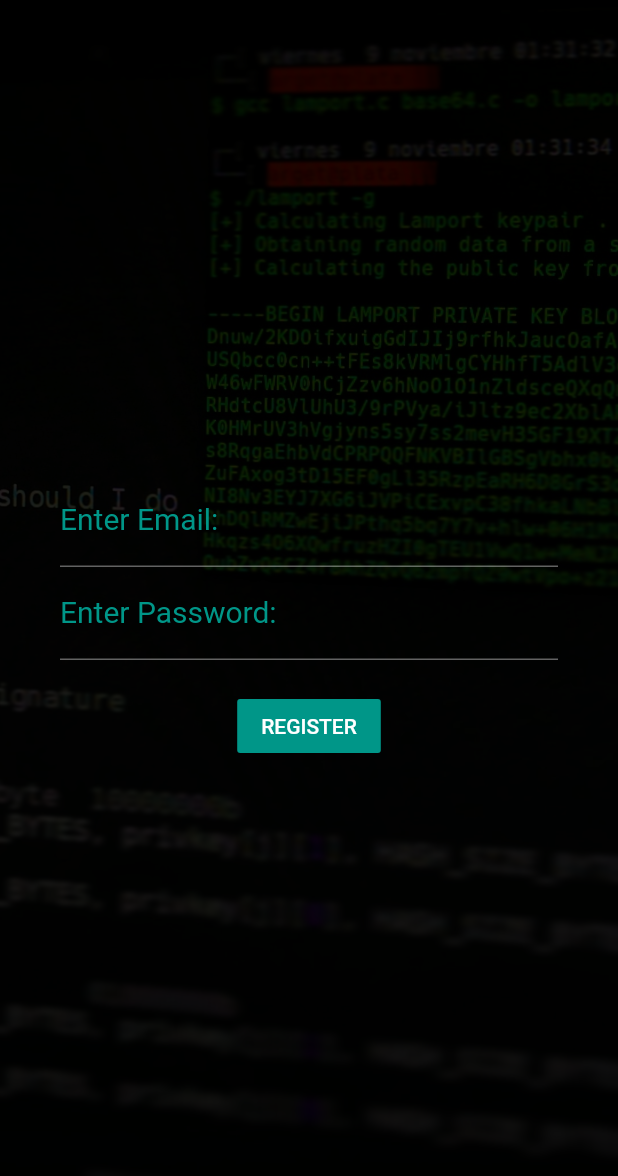
After one commit to Dharmin8/social_app, a Flutter app: the Login screen opened directly, after a tap on "REGISTER", on a phone screen of 412 x 824 dp. The commit adds this screen. Shown: the top 1176 px of the screen. Run offline on Flutter 3.47's test engine with Material 2 defaults, Android fonts, the phone set to English and light mode, and no system bars; our stand-ins replace firebase_auth; accounts and stored records are empty.

Commit message:
login Navigator added. MaterialPageRouting context forwarding on

```diff
--- /dev/null
+++ b/lib/Setup/Pages/home.dart
@@ -0,0 +1,17 @@
+import 'package:flutter/material.dart';
+
+class Home extends StatefulWidget {
+  @override
+  _HomeState createState() => _HomeState();
+}
+
+class _HomeState extends State<Home> {
+  @override
+  Widget build(BuildContext context) {
+    return Scaffold(
+      appBar: AppBar(
+        title: Text("LoginScreen"),
+      ),
+    );
+  }
+}
--- a/lib/app_home.dart
+++ b/lib/app_home.dart
@@ -4,6 +4,7 @@ import 'package:social_app/view_search.dart';
 import 'package:social_app/view_home.dart';
 import 'package:social_app/view_favorite.dart';
 import 'package:social_app/view_profile.dart';
+import 'package:social_app/login_page.dart';
 
 class AppHome extends StatefulWidget {
   @override
@@ -86,6 +87,19 @@ class _AppHomeState extends State<AppHome> with SingleTickerProviderStateMixin {
           new Person(),
         ],
       ),
+      floatingActionButton: new FloatingActionButton.extended(
+        backgroundColor: Colors.cyan,
+        icon: Icon(Icons.add),
+        label: Text('Register'),
+        onPressed: () {
+          Navigator.push(
+            context,
+            new MaterialPageRoute(
+              builder: (BuildContext context) => new Login(),
+            ),
+          );
+        },
+      ),
     );
   }
 }
--- /dev/null
+++ b/lib/login_page.dart
@@ -0,0 +1,103 @@
+import 'package:flutter/material.dart';
+import 'package:firebase_auth/firebase_auth.dart';
+import 'package:social_app/Setup/Pages/home.dart';
+
+class Login extends StatefulWidget {
+  @override
+  State createState() => new _LoginState();
+}
+
+class _LoginState extends State<Login> {
+  String _email, _password;
+  final _emailController = TextEditingController();
+  final _passwordController = TextEditingController();
+
+  final GlobalKey<FormState> _formKey = GlobalKey<FormState>();
+
+  @override
+  Widget build(BuildContext context) {
+    return new Scaffold(
+      backgroundColor: Colors.black,
+      body: new Stack(
+        key: _formKey,
+        fit: StackFit.expand,
+        children: <Widget>[
+          new Image(
+            image: new AssetImage("media/background_img.jpg"),
+            fit: BoxFit.cover,
+            color: Colors.black87,
+            colorBlendMode: BlendMode.darken,
+          ),
+          new Column(
+            mainAxisAlignment: MainAxisAlignment.center,
+            children: <Widget>[
+              new Form(
+                child: new Theme(
+                  data: new ThemeData(
+                    brightness: Brightness.dark,
+                    primarySwatch: Colors.teal,
+                    inputDecorationTheme: new InputDecorationTheme(
+                      labelStyle: new TextStyle(
+                        color: Colors.teal,
+                        fontSize: 20.0,
+                      ),
+                    ),
+                  ),
+                  child: new Container(
+                    padding: const EdgeInsets.all(40.0),
+                    child: new Column(
+                      crossAxisAlignment: CrossAxisAlignment.center,
+                      children: <Widget>[
+                        new TextFormField(
+                          onSaved: (input) => _email = input,
+                          decoration: new InputDecoration(
+                            labelText: "Enter Email: ",
+                          ),
+                          controller: _emailController,
+                          keyboardType: TextInputType.emailAddress,
+                        ),
+                        new TextFormField(
+                          onSaved: (input) => _password = input,
+                          decoration: new InputDecoration(
+                            labelText: "Enter Password: ",
+                          ),
+                          controller: _passwordController,
+                          keyboardType: TextInputType.text,
+                          obscureText: true,
+                        ),
+                        new Padding(
+                          padding: const EdgeInsets.only(top: 20.0),
+                        ),
+                        new MaterialButton(
+                          color: Colors.teal,
+                          textColor: Colors.white,
+                          child: new Text("REGISTER"),
+                          onPressed: _performLogin,
+                          splashColor: Colors.redAccent,
+                        ),
+                      ],
+                    ),
+                  ),
+                ),
+              ),
+            ],
+          )
+        ],
+      ),
+    );
+  }
+
+  Future<void> _performLogin() async {
+    final formState = _formKey.currentState;
+    RegExp _regex = RegExp("^\\w+@[a-zA-Z_]+?\\.[a-zA-Z]{2,3}\$");
+    if(_regex.hasMatch(_email)) {
+      formState.save();
+      try {
+        FirebaseUser user = (await FirebaseAuth.instance.signInWithEmailAndPassword(email: _email, password: _password)).user;
+        Navigator.push(context, MaterialPageRoute(builder: (BuildContext context) => Home()));
+      } catch(e) {
+        print(e.message);
+      }
+    }
+  }
+}
--- a/pubspec.yaml
+++ b/pubspec.yaml
@@ -19,6 +19,7 @@ environment:
 dependencies:
   flutter:
     sdk: flutter
+  firebase_auth: ^0.15.4
 
   # The following adds the Cupertino Icons font to your application.
   # Use with the CupertinoIcons class for iOS style icons.
@@ -37,6 +38,7 @@ flutter:
   assets:
     - media/beach.jpg
     - media/profile.jpg
+    - media/background_img.jpg
 
   # The following line ensures that the Material Icons font is
   # included with your application, so that you can use the icons in
```
Also changed, not shown: lib/Setup/signin.dart (added), lib/view_profile.dart (line endings or trailing spaces), media/background_img.jpg (added), pubspec.lock, 4 other files.
